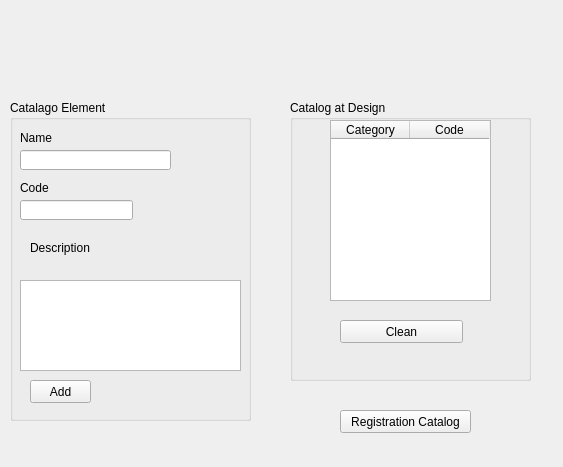
Before: the Qt Designer form telacadastrocatalago.ui in EthoWatcher/ethowatcher, drawn with Qt 5.
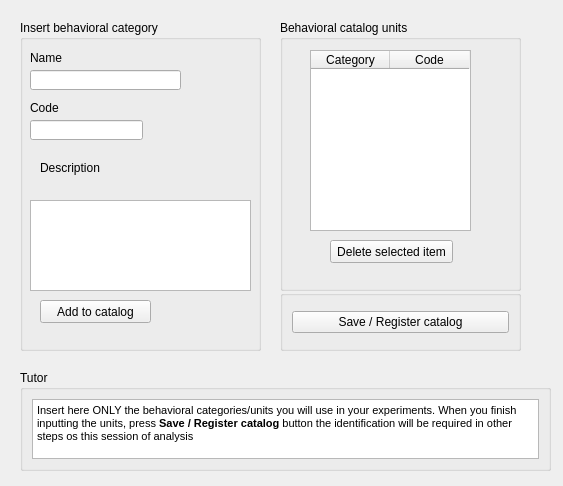
After: the same form once the commit is applied.

Commit message: Edições telaCadastroCatalago.pro - Shortcut.lnk, em verdes no power point

Diff of the .ui file:
```diff
--- a/telacadastrocatalago.ui
+++ b/telacadastrocatalago.ui
@@ -7,36 +7,23 @@
     <x>0</x>
     <y>0</y>
     <width>563</width>
-    <height>467</height>
+    <height>486</height>
    </rect>
   </property>
   <property name="windowTitle">
    <string>Form</string>
   </property>
-  <widget class="QPushButton" name="pbCadastroCatalago">
-   <property name="geometry">
-    <rect>
-     <x>340</x>
-     <y>410</y>
-     <width>131</width>
-     <height>23</height>
-    </rect>
-   </property>
-   <property name="text">
-    <string>Registration Catalog</string>
-   </property>
-  </widget>
   <widget class="QGroupBox" name="groupBox">
    <property name="geometry">
     <rect>
-     <x>10</x>
-     <y>100</y>
+     <x>20</x>
+     <y>20</y>
      <width>241</width>
-     <height>321</height>
+     <height>331</height>
     </rect>
    </property>
    <property name="title">
-    <string>Catalago Element</string>
+    <string>Insert behavioral category</string>
    </property>
    <widget class="QLineEdit" name="leCategoria">
     <property name="geometry">
@@ -125,32 +112,32 @@
      <rect>
       <x>20</x>
       <y>280</y>
-      <width>61</width>
+      <width>111</width>
       <height>23</height>
      </rect>
     </property>
     <property name="text">
-     <string>Add</string>
+     <string>Add to catalog</string>
     </property>
    </widget>
   </widget>
   <widget class="QGroupBox" name="groupBox_2">
    <property name="geometry">
     <rect>
-     <x>290</x>
-     <y>100</y>
+     <x>280</x>
+     <y>20</y>
      <width>241</width>
-     <height>281</height>
+     <height>271</height>
     </rect>
    </property>
    <property name="title">
-    <string>Catalog at Design</string>
+    <string>Behavioral catalog units</string>
    </property>
    <widget class="QTableWidget" name="tabDadCat">
     <property name="geometry">
      <rect>
-      <x>40</x>
-      <y>20</y>
+      <x>30</x>
+      <y>30</y>
       <width>161</width>
       <height>181</height>
      </rect>
@@ -215,10 +202,58 @@
      </rect>
     </property>
     <property name="text">
-     <string>Clean</string>
+     <string>Delete selected item</string>
     </property>
    </widget>
   </widget>
+  <widget class="QGroupBox" name="groupBox_3">
+   <property name="geometry">
+    <rect>
+     <x>20</x>
+     <y>370</y>
+     <width>531</width>
+     <height>101</height>
+    </rect>
+   </property>
+   <property name="title">
+    <string>Tutor</string>
+   </property>
+   <layout class="QVBoxLayout" name="verticalLayout">
+    <item>
+     <widget class="QTextEdit" name="textEdit">
+      <property name="html">
+       <string>&lt;!DOCTYPE HTML PUBLIC &quot;-//W3C//DTD HTML 4.0//EN&quot; &quot;http://www.w3.org/TR/REC-html40/strict.dtd&quot;&gt;
+&lt;html&gt;&lt;head&gt;&lt;meta name=&quot;qrichtext&quot; content=&quot;1&quot; /&gt;&lt;style type=&quot;text/css&quot;&gt;
+p, li { white-space: pre-wrap; }
+&lt;/style&gt;&lt;/head&gt;&lt;body style=&quot; font-family:'MS Shell Dlg 2'; font-size:8.25pt; font-weight:400; font-style:normal;&quot;&gt;
+&lt;p style=&quot; margin-top:0px; margin-bottom:0px; margin-left:0px; margin-right:0px; -qt-block-indent:0; text-indent:0px;&quot;&gt;Insert here ONLY the behavioral categories/units you will use in your experiments. When you finish inputting the units, press &lt;span style=&quot; font-weight:600;&quot;&gt;Save / Register catalog &lt;/span&gt;button the identification will be required in other steps os this session of analysis&lt;/p&gt;&lt;/body&gt;&lt;/html&gt;</string>
+      </property>
+     </widget>
+    </item>
+   </layout>
+  </widget>
+  <widget class="QGroupBox" name="groupBox_4">
+   <property name="geometry">
+    <rect>
+     <x>280</x>
+     <y>290</y>
+     <width>241</width>
+     <height>61</height>
+    </rect>
+   </property>
+   <property name="title">
+    <string/>
+   </property>
+   <layout class="QVBoxLayout" name="verticalLayout_2">
+    <item>
+     <widget class="QPushButton" name="pbCadastroCatalago">
+      <property name="text">
+       <string>Save / Register catalog</string>
+      </property>
+     </widget>
+    </item>
+   </layout>
+  </widget>
  </widget>
  <resources/>
  <connections/>
```
Left out of the diff: 2 changed lines with no effect on the pictures. The commit also changes 2 other files.
